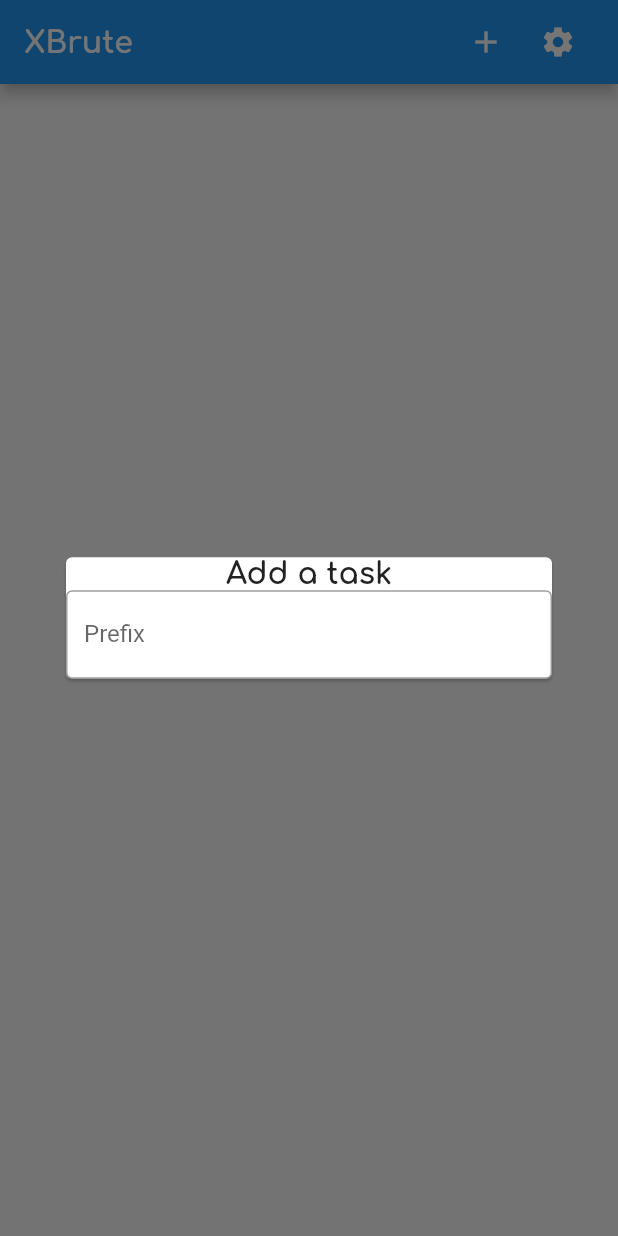
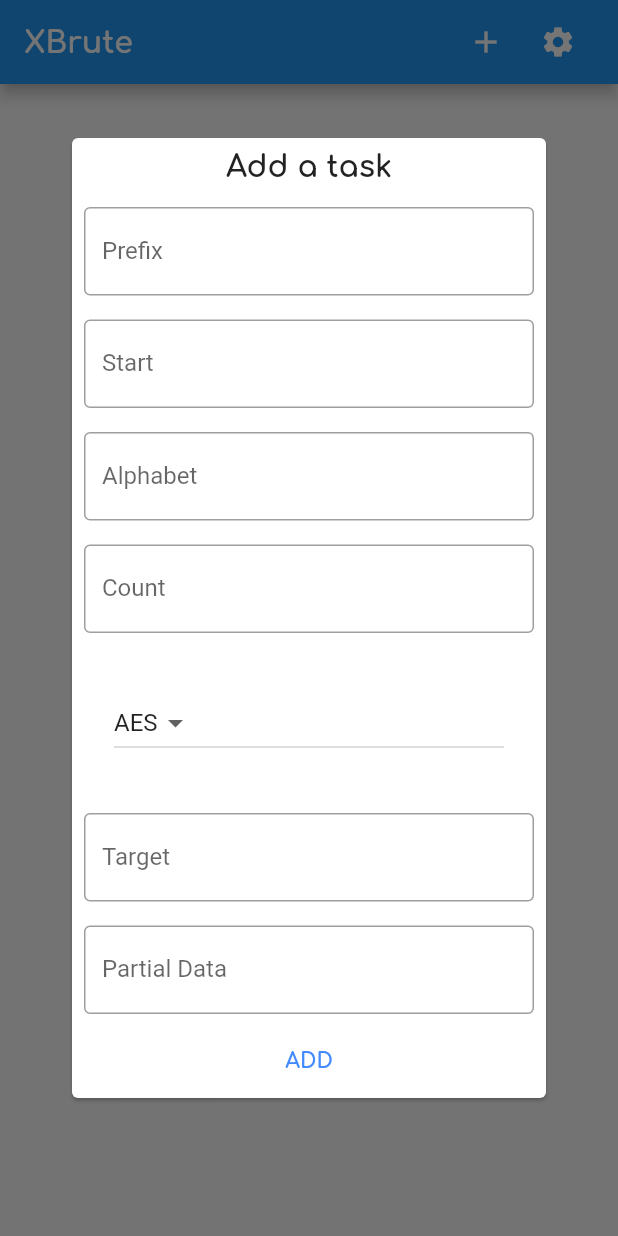
Before and after one commit to supercmmetry/xbrute-web, a Flutter app: the screen it shows after launch, after a tap on the "add" icon, on a phone screen of 412 x 824 dp. Run offline on Flutter 3.47's test engine with Material 2 defaults, Android fonts, the phone set to English and light mode, and no system bars; our stand-ins replace dio, flutter_spinkit, get, google_fonts; network calls fail.

Commit message:
home: implement dialog ui
Signed-off-by: supercmmetry <vishaals2000@gmail.com>

```diff
--- a/lib/src/controllers/task_controller.dart
+++ b/lib/src/controllers/task_controller.dart
@@ -44,4 +44,18 @@
     }
 
   }
+
+  Future<dynamic> add(Task task) async {
+    NodeController nodeController = Get.find();
+    var url = "http://" + nodeController.slaveUrl + "/api/v1/tasks/add";
+
+    final Response response = await Dio().post(url, data: task.toJson());
+    Map<String, dynamic> json = jsonDecode(response.toString());
+
+    if (json.containsKey("output")) {
+      return json["output"];
+    } else {
+      return json["msg"];
+    }
+  }
 }
--- a/lib/src/routes/home.dart
+++ b/lib/src/routes/home.dart
@@ -1,11 +1,38 @@
 import 'package:flutter/material.dart';
+import 'package:flutter/services.dart';
 import 'package:get/get.dart';
 import 'package:google_fonts/google_fonts.dart';
 import 'package:xbrute_web/src/controllers/node_controller.dart';
 import 'package:xbrute_web/src/controllers/task_controller.dart';
 import 'package:xbrute_web/src/widget/task_list.dart';
 
-class HomePage extends StatelessWidget {
+class HomePage extends StatefulWidget {
+  @override
+  _HomePageState createState() => _HomePageState();
+}
+
+class _HomePageState extends State<HomePage> {
+  final prefixController = TextEditingController();
+  final startController = TextEditingController();
+  final alphabetController = TextEditingController();
+  final targetController = TextEditingController();
+  final partialDataController = TextEditingController();
+  final countController = TextEditingController();
+
+  String algorithm = 'AES';
+
+  @override
+  void dispose() {
+    // Clean up the controller when the widget is disposed.
+    prefixController.dispose();
+    startController.dispose();
+    alphabetController.dispose();
+    targetController.dispose();
+    partialDataController.dispose();
+    countController.dispose();
+    super.dispose();
+  }
+
   Widget buildAddDialog(BuildContext context) {
     return Dialog(
       shape: RoundedRectangleBorder(
@@ -18,19 +45,129 @@
           mainAxisAlignment: MainAxisAlignment.center,
           mainAxisSize: MainAxisSize.min,
           children: [
-            Text(
+            Padding(
+              padding: const EdgeInsets.all(8.0),
+              child: Text(
                 'Add a task',
                 style: GoogleFonts.comfortaa(
                   textStyle: TextStyle(fontWeight: FontWeight.bold),
                   fontSize: 20.0,
                 ),
               ),
-            TextField(
+            ),
+            Padding(
+              padding: const EdgeInsets.all(8.0),
+              child: SizedBox(
+                width: 300,
+                child: TextField(
                   decoration: InputDecoration(
                     border: OutlineInputBorder(),
                     labelText: 'Prefix',
                   ),
+                  controller: prefixController,
                 ),
+              ),
+            ),
+            Padding(
+              padding: const EdgeInsets.all(8.0),
+              child: SizedBox(
+                width: 300,
+                child: TextField(
+                  decoration: InputDecoration(
+                    border: OutlineInputBorder(),
+                    labelText: 'Start',
+                  ),
+                  controller: startController,
+                ),
+              ),
+            ),
+            Padding(
+              padding: const EdgeInsets.all(8.0),
+              child: SizedBox(
+                width: 300,
+                child: TextField(
+                  decoration: InputDecoration(
+                    border: OutlineInputBorder(),
+                    labelText: 'Alphabet',
+                  ),
+                  controller: alphabetController,
+                ),
+              ),
+            ),
+            Padding(
+              padding: const EdgeInsets.all(8.0),
+              child: SizedBox(
+                width: 300,
+                child: TextField(
+                  controller: countController,
+                  decoration: InputDecoration(
+                    labelText: "Count",
+                    border: OutlineInputBorder(),
+                  ),
+                  keyboardType: TextInputType.number,
+                  inputFormatters: <TextInputFormatter>[
+                    FilteringTextInputFormatter.digitsOnly
+                  ], // Only numbers can be entered
+                ),
+              ),
+            ),
+            Padding(
+              padding: const EdgeInsets.all(8.0),
+              child: SizedBox(
+                width: 300,
+                child: Container(
+                  padding: EdgeInsets.all(20.0),
+                  child: DropdownButton<String>(
+                    value: algorithm,
+                    items: <String>['AES'].map((String value) {
+                      return new DropdownMenuItem<String>(
+                        value: value,
+                        child: new Text(value),
+                      );
+                    }).toList(),
+                    onChanged: (value) {
+                      setState(() {
+                        algorithm = value;
+                      });
+                    },
+                  ),
+                ),
+              ),
+            ),
+            Padding(
+              padding: const EdgeInsets.all(8.0),
+              child: SizedBox(
+                width: 300,
+                child: TextField(
+                  decoration: InputDecoration(
+                    border: OutlineInputBorder(),
+                    labelText: 'Target',
+                  ),
+                  controller: targetController,
+                ),
+              ),
+            ),
+            Padding(
+              padding: const EdgeInsets.all(8.0),
+              child: SizedBox(
+                width: 300,
+                child: TextField(
+                  decoration: InputDecoration(
+                    border: OutlineInputBorder(),
+                    labelText: 'Partial Data',
+                  ),
+                  controller: partialDataController,
+                ),
+              ),
+            ),
+            FlatButton(
+              textColor: Colors.blueAccent,
+              child: Text("ADD",
+                  style: GoogleFonts.comfortaa(
+                    textStyle: TextStyle(fontWeight: FontWeight.bold),
+                  )),
+              onPressed: () {},
+            )
           ],
         ),
       ),
```
Lines whose indentation alone changed are shown as unchanged.
